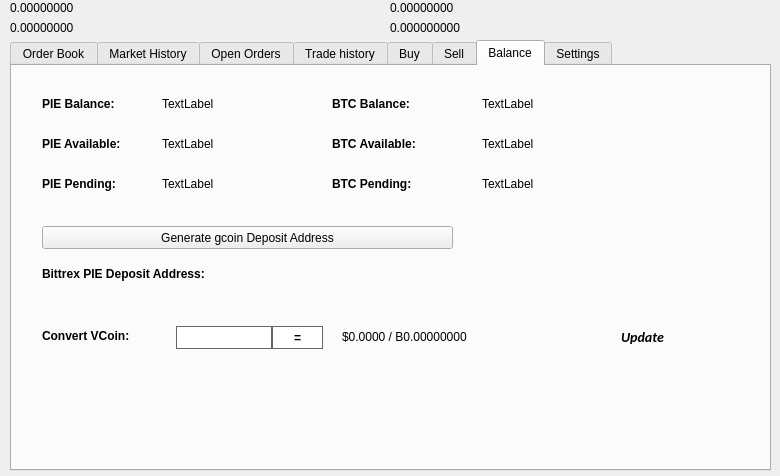
The window that src/qt/forms/tradingdialog.ui (Micenas/Kaishen) describes before a commit, drawn with Qt 5.
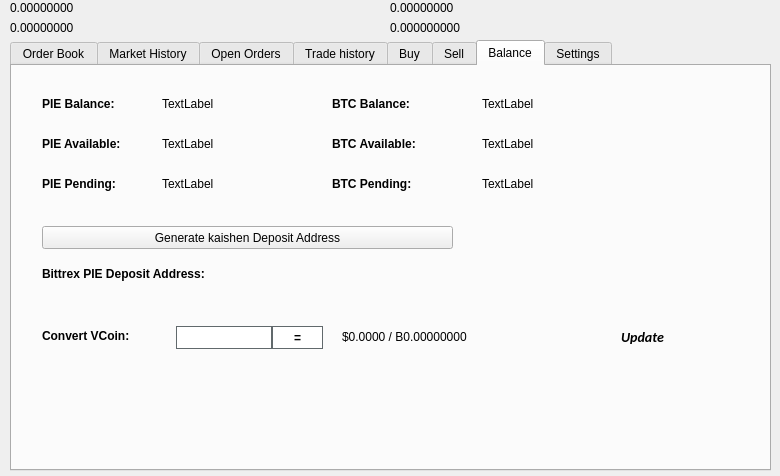
The same window after the commit. The open tabs and pages were chosen to show the change. Icons and pictures are not drawn.

```diff
--- a/src/qt/forms/tradingdialog.ui
+++ b/src/qt/forms/tradingdialog.ui
@@ -2941,7 +2941,7 @@
       </rect>
      </property>
      <property name="text">
-      <string>Generate gcoin Deposit Address</string>
+      <string>Generate kaishen Deposit Address</string>
      </property>
      <property name="icon">
       <iconset resource="../gcoin.qrc">
```
Left out of the diff: 14 changed lines with no effect on the pictures.
